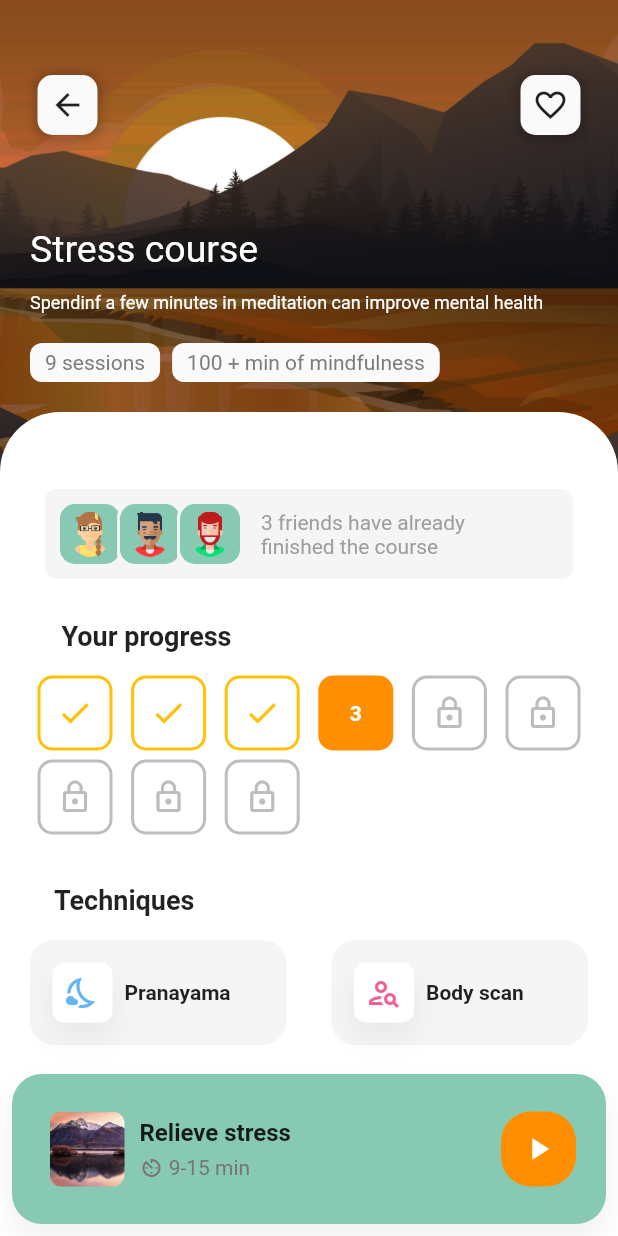
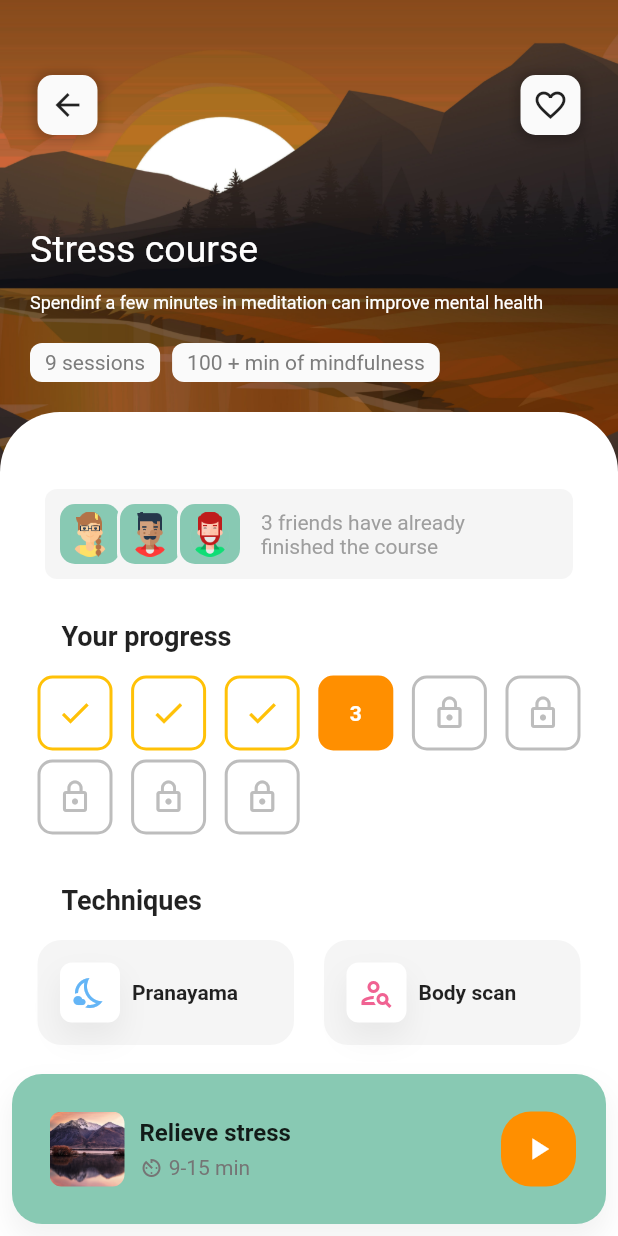
Before and after one commit to Xidashuaige/screen_design, a Flutter app: the screen it shows after launch, on a phone screen of 412 x 824 dp. Run offline on Flutter 3.47's test engine with Material 2 defaults, Android fonts, the phone set to English and light mode, and no system bars.

Commit message:
few change

```diff
--- a/lib/widgets/lower_context/techniques_area.dart
+++ b/lib/widgets/lower_context/techniques_area.dart
@@ -19,7 +19,7 @@ class TechniquesArea extends StatelessWidget {
       children: [
         const SubTitle(text: "Techniques"),
         SizedBox(
-          width: screenSize.width - 40,
+          width: screenSize.width - 50,
           child: Row(
             mainAxisAlignment: MainAxisAlignment.spaceBetween,
             children: [
```
Also changed, not shown: assets/Chrome.png (deleted), assets/Chrome01.png (added), assets/Chrome02.png, assets/Huawei Nova9.jpg, assets/Pixel 4.png.
